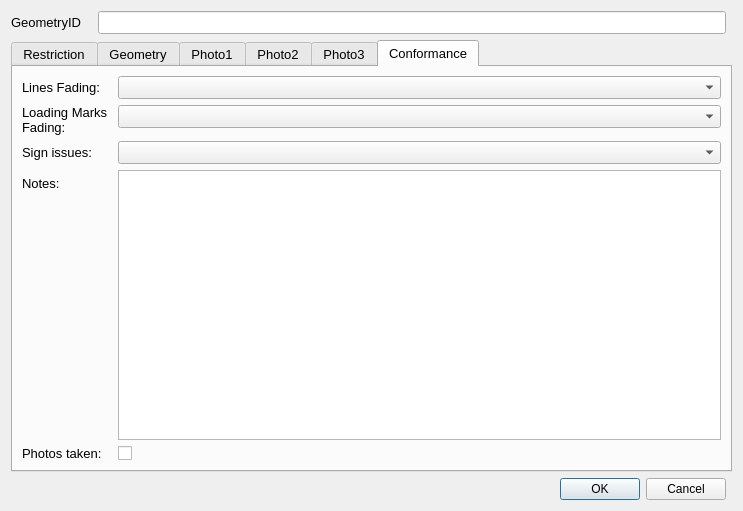
The window that restrictionLineDetails_dialog_base2_qt5.ui (tlh22/TOMs) describes before a commit, drawn with Qt 5.
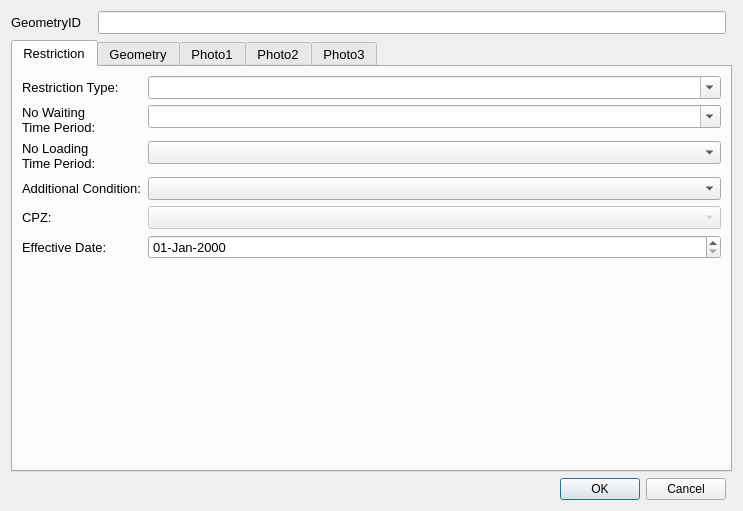
The same window after the commit. The open tabs and pages were chosen to show the change. Custom widgets are drawn as their Qt base class.

Patch:
```diff
--- a/restrictionLineDetails_dialog_base2_qt5.ui
+++ b/restrictionLineDetails_dialog_base2_qt5.ui
@@ -197,43 +197,43 @@
         <widget class="QComboBox" name="NoLoadingTimeID"/>
        </item>
        <item row="4" column="0">
-        <widget class="QLabel" name="lbl_OpenDate">
-         <property name="text">
-          <string>Effective Date:</string>
-         </property>
-        </widget>
-       </item>
-       <item row="4" column="1">
-        <widget class="QDateEdit" name="OpenDate_old">
-         <property name="enabled">
-          <bool>false</bool>
-         </property>
-         <property name="readOnly">
-          <bool>true</bool>
-         </property>
-        </widget>
-       </item>
-       <item row="3" column="0">
         <widget class="QLabel" name="lbl_CPZ">
          <property name="text">
           <string>CPZ:</string>
          </property>
         </widget>
        </item>
-       <item row="3" column="1">
+       <item row="4" column="1">
         <widget class="QComboBox" name="CPZ">
          <property name="enabled">
           <bool>false</bool>
          </property>
         </widget>
        </item>
-       <item row="5" column="1">
+       <item row="6" column="1">
         <widget class="QgsDateTimeEdit" name="OpenDate">
          <property name="displayFormat">
           <string>dd-MMM-yyyy</string>
          </property>
         </widget>
        </item>
+       <item row="3" column="1">
+        <widget class="QComboBox" name="AdditionalConditionID"/>
+       </item>
+       <item row="3" column="0">
+        <widget class="QLabel" name="label_2">
+         <property name="text">
+          <string>Additional Condition:</string>
+         </property>
+        </widget>
+       </item>
+       <item row="6" column="0">
+        <widget class="QLabel" name="lbl_OpenDate">
+         <property name="text">
+          <string>Effective Date:</string>
+         </property>
+        </widget>
+       </item>
       </layout>
      </widget>
      <widget class="QWidget" name="tab">
@@ -511,103 +511,6 @@
        </item>
       </layout>
      </widget>
-     <widget class="QWidget" name="tab_6">
-      <attribute name="title">
-       <string>Conformance</string>
-      </attribute>
-      <layout class="QFormLayout" name="formLayout_3">
-       <item row="0" column="0">
-        <widget class="QLabel" name="lbl_TimePeriod_5">
-         <property name="minimumSize">
-          <size>
-           <width>90</width>
-           <height>16</height>
-          </size>
-         </property>
-         <property name="font">
-          <font>
-           <pointsize>10</pointsize>
-          </font>
-         </property>
-         <property name="text">
-          <string>Lines Fading:</string>
-         </property>
-        </widget>
-       </item>
-       <item row="0" column="1">
-        <widget class="QComboBox" name="Compl_Lines_Faded"/>
-       </item>
-       <item row="1" column="0">
-        <widget class="QLabel" name="lbl_TimePeriod_6">
-         <property name="minimumSize">
-          <size>
-           <width>90</width>
-           <height>16</height>
-          </size>
-         </property>
-         <property name="font">
-          <font>
-           <pointsize>10</pointsize>
-          </font>
-         </property>
-         <property name="text">
-          <string>Loading Marks Fading:</string>
-         </property>
-         <property name="wordWrap">
-          <bool>true</bool>
-         </property>
-        </widget>
-       </item>
-       <item row="1" column="1">
-        <widget class="QComboBox" name="Compl_NoL_Faded"/>
-       </item>
-       <item row="2" column="0">
-        <widget class="QLabel" name="lbl_MaxStay_5">
-         <property name="minimumSize">
-          <size>
-           <width>90</width>
-           <height>16</height>
-          </size>
-         </property>
-         <property name="font">
-          <font>
-           <pointsize>10</pointsize>
-          </font>
-         </property>
-         <property name="text">
-          <string>Sign issues:</string>
-         </property>
-        </widget>
-       </item>
-       <item row="2" column="1">
-        <widget class="QComboBox" name="Compl_Lines_SignIssue"/>
-       </item>
-       <item row="3" column="0">
-        <widget class="QLabel" name="label_3">
-         <property name="text">
-          <string>Notes:</string>
-         </property>
-        </widget>
-       </item>
-       <item row="3" column="1">
-        <widget class="QTextEdit" name="Notes"/>
-       </item>
-       <item row="4" column="0">
-        <widget class="QLabel" name="label_4">
-         <property name="text">
-          <string>Photos taken:</string>
-         </property>
-        </widget>
-       </item>
-       <item row="4" column="1">
-        <widget class="QCheckBox" name="Lines_PhotoTaken">
-         <property name="text">
-          <string/>
-         </property>
-        </widget>
-       </item>
-      </layout>
-     </widget>
     </widget>
    </item>
    <item row="2" column="0">
```
Left out of the diff: 10 changed lines with no effect on the pictures.
